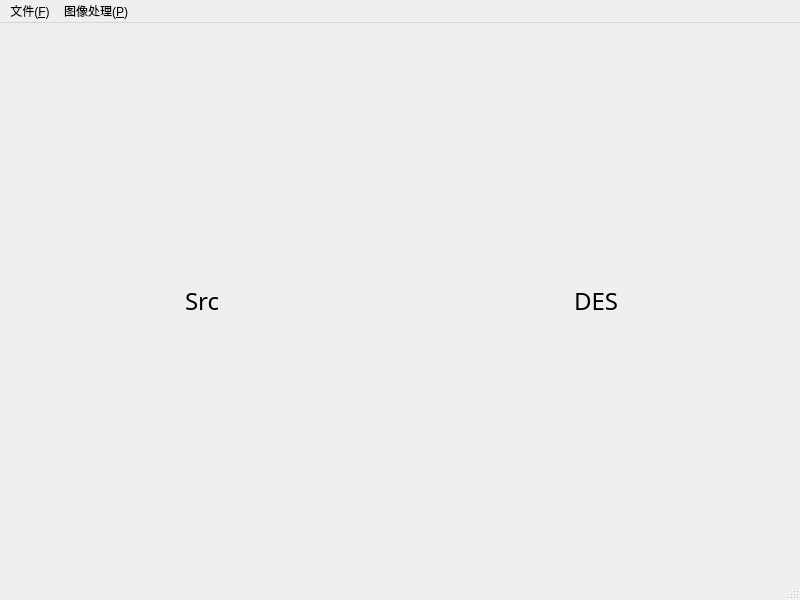
Above: GUI.ui from icanerandy/BeautyCamera before the change. Below: the same form after it.
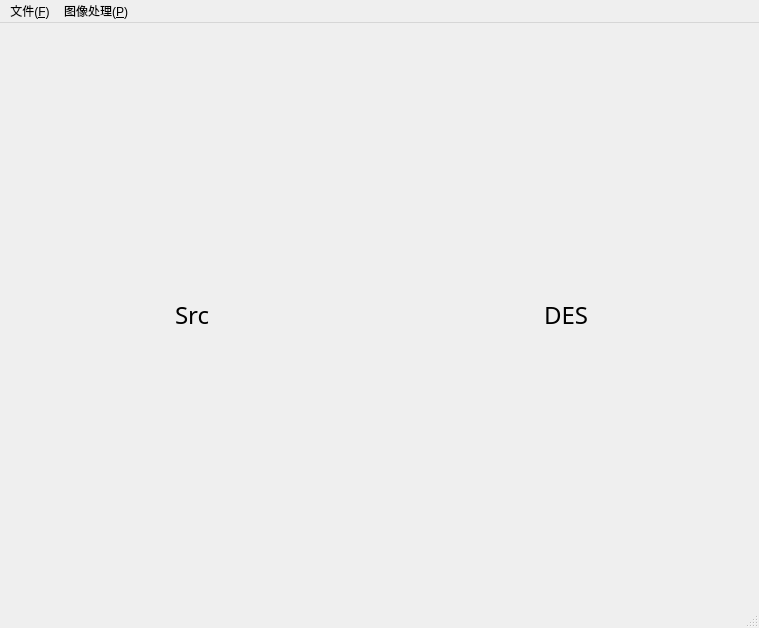
That is the form after the change.

Commit message: bug修复

The edit to the form file:
```diff
--- a/GUI.ui
+++ b/GUI.ui
@@ -6,10 +6,16 @@
    <rect>
     <x>0</x>
     <y>0</y>
-    <width>800</width>
-    <height>600</height>
+    <width>759</width>
+    <height>628</height>
    </rect>
   </property>
+  <property name="maximumSize">
+   <size>
+    <width>1200</width>
+    <height>800</height>
+   </size>
+  </property>
   <property name="cursor">
    <cursorShape>ArrowCursor</cursorShape>
   </property>
@@ -55,7 +61,7 @@
     <rect>
      <x>0</x>
      <y>0</y>
-     <width>800</width>
+     <width>759</width>
      <height>23</height>
     </rect>
    </property>
```
The commit also changes 1 other file.
